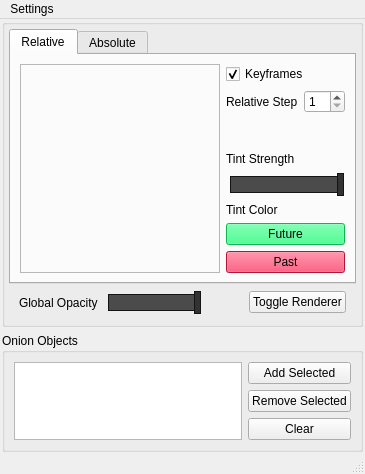
Before: the Qt Designer form onionSkinRendererWidget.ui in Viele/onionSkinRenderer, drawn with Qt 5.
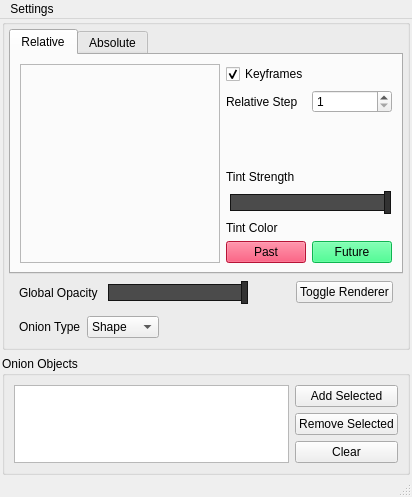
After: the same form once the commit is applied.

Commit message:
display options for onion skins
adding options to display onions as shaded, shape or outline. should help with readability

Patch:
```diff
--- a/onionSkinRendererWidget.ui
+++ b/onionSkinRendererWidget.ui
@@ -6,8 +6,8 @@
    <rect>
     <x>0</x>
     <y>0</y>
-    <width>355</width>
-    <height>474</height>
+    <width>404</width>
+    <height>497</height>
    </rect>
   </property>
   <property name="windowTitle">
@@ -199,24 +199,40 @@
               </widget>
              </item>
              <item>
-              <widget class="QPushButton" name="relative_futureTint_btn">
-               <property name="styleSheet">
-                <string notr="true">background-color: rgb(20, 255, 114)</string>
-               </property>
-               <property name="text">
-                <string>Future</string>
-               </property>
-              </widget>
-             </item>
-             <item>
-              <widget class="QPushButton" name="relative_pastTint_btn">
-               <property name="styleSheet">
-                <string notr="true">background-color:rgb(255, 26, 75)</string>
-               </property>
-               <property name="text">
-                <string>Past</string>
-               </property>
-              </widget>
+              <layout class="QHBoxLayout" name="horizontalLayout_2">
+               <item>
+                <widget class="QPushButton" name="relative_pastTint_btn">
+                 <property name="sizePolicy">
+                  <sizepolicy hsizetype="Minimum" vsizetype="Fixed">
+                   <horstretch>0</horstretch>
+                   <verstretch>0</verstretch>
+                  </sizepolicy>
+                 </property>
+                 <property name="styleSheet">
+                  <string notr="true">background-color:rgb(255, 26, 75)</string>
+                 </property>
+                 <property name="text">
+                  <string>Past</string>
+                 </property>
+                </widget>
+               </item>
+               <item>
+                <widget class="QPushButton" name="relative_futureTint_btn">
+                 <property name="sizePolicy">
+                  <sizepolicy hsizetype="Minimum" vsizetype="Fixed">
+                   <horstretch>0</horstretch>
+                   <verstretch>0</verstretch>
+                  </sizepolicy>
+                 </property>
+                 <property name="styleSheet">
+                  <string notr="true">background-color: rgb(20, 255, 114)</string>
+                 </property>
+                 <property name="text">
+                  <string>Future</string>
+                 </property>
+                </widget>
+               </item>
+              </layout>
              </item>
             </layout>
            </item>
@@ -475,6 +491,61 @@
          </item>
         </layout>
        </item>
+       <item>
+        <layout class="QHBoxLayout" name="onionType_layout">
+         <property name="leftMargin">
+          <number>10</number>
+         </property>
+         <property name="rightMargin">
+          <number>10</number>
+         </property>
+         <property name="bottomMargin">
+          <number>5</number>
+         </property>
+         <item>
+          <widget class="QLabel" name="onionType_label">
+           <property name="text">
+            <string>Onion Type</string>
+           </property>
+          </widget>
+         </item>
+         <item>
+          <widget class="QComboBox" name="onionType_cBox">
+           <property name="currentIndex">
+            <number>1</number>
+           </property>
+           <item>
+            <property name="text">
+             <string>Shaded</string>
+            </property>
+           </item>
+           <item>
+            <property name="text">
+             <string>Shape</string>
+            </property>
+           </item>
+           <item>
+            <property name="text">
+             <string>Outline</string>
+            </property>
+           </item>
+          </widget>
+         </item>
+         <item>
+          <spacer name="horizontalSpacer">
+           <property name="orientation">
+            <enum>Qt::Horizontal</enum>
+           </property>
+           <property name="sizeHint" stdset="0">
+            <size>
+             <width>40</width>
+             <height>20</height>
+            </size>
+           </property>
+          </spacer>
+         </item>
+        </layout>
+       </item>
       </layout>
      </widget>
     </item>
@@ -567,7 +638,7 @@
     <rect>
      <x>0</x>
      <y>0</y>
-     <width>355</width>
+     <width>404</width>
      <height>21</height>
     </rect>
    </property>
```
Left out of the diff: 26 changed lines with no effect on the pictures. The commit also changes 9 other files.
